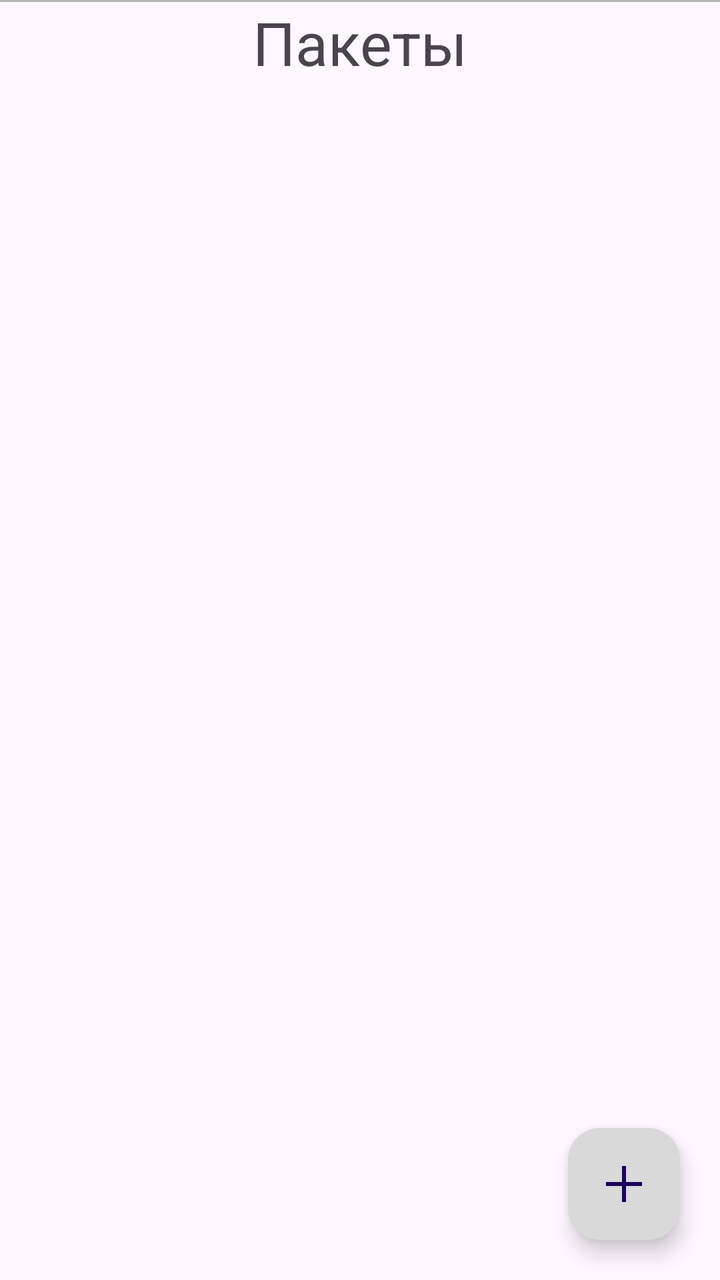
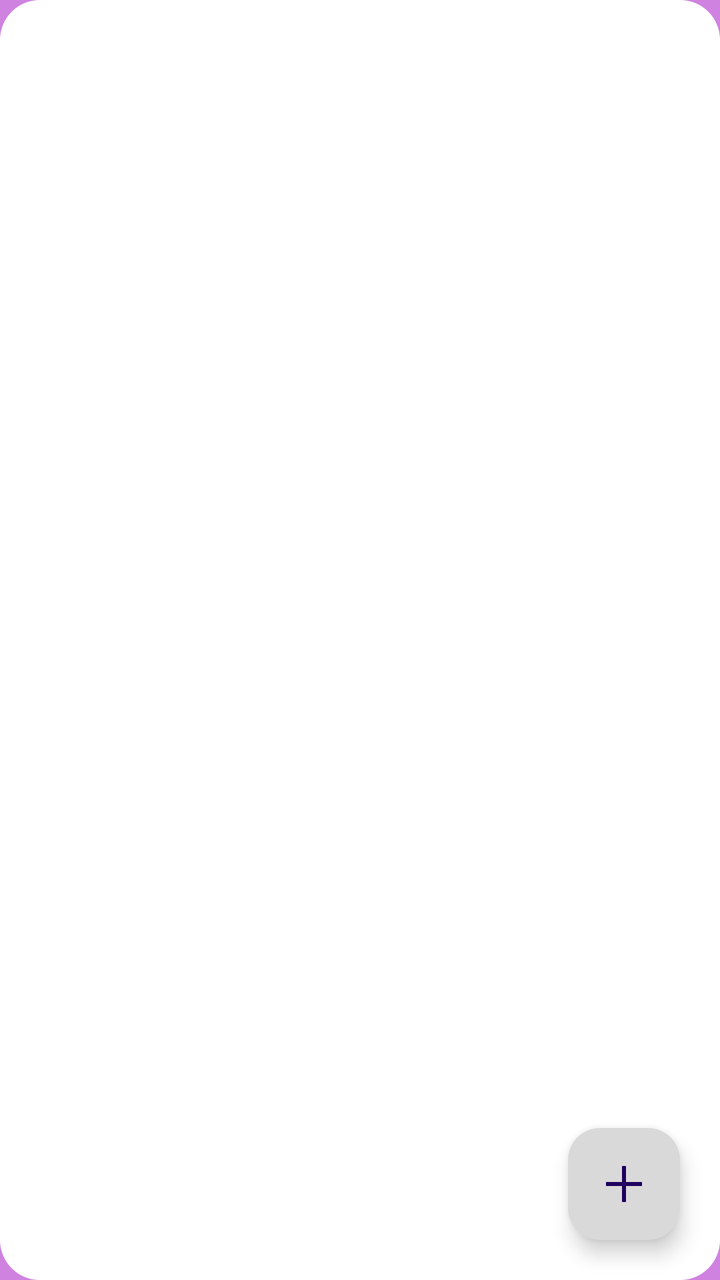

Two renders of the same Android screen: before a commit and after it. Below are the layout's source before the change and the commit's diff.
<!-- AndroidManifest.xml: application theme Theme.FGLearning -->
<!-- res/layout/fragment_view_packages.xml -->
<?xml version="1.0" encoding="utf-8"?>
<androidx.coordinatorlayout.widget.CoordinatorLayout xmlns:android="http://schemas.android.com/apk/res/android"
    xmlns:tools="http://schemas.android.com/tools"
    android:layout_width="match_parent"
    android:layout_height="match_parent"
    xmlns:app="http://schemas.android.com/apk/res-auto"
    tools:context=".fragments.viewList.ViewPackagesFragment">

    <LinearLayout
        android:layout_width="match_parent"
        android:layout_height="match_parent"
        android:orientation="vertical">

        <LinearLayout
            android:layout_width="match_parent"
            android:layout_height="1dp"
            android:background="@color/gray"/>

        <TextView
            android:layout_width="wrap_content"
            android:layout_height="wrap_content"
            android:textSize="30dp"
            android:layout_gravity="center"
            android:text="Пакеты"/>




        <androidx.recyclerview.widget.RecyclerView
            android:scrollbars="vertical"
            android:id="@+id/recyclerView"
            android:layout_weight="1"
            android:layout_width="match_parent"
            android:layout_height="0dp" />
    </LinearLayout>

    <com.google.android.material.floatingactionbutton.FloatingActionButton
        android:id="@+id/add_package_button"
        android:layout_width="wrap_content"
        android:layout_height="wrap_content"
        android:backgroundTint="@color/light_gray"
        android:layout_gravity="bottom|end"
        android:layout_margin="20dp"
        android:clickable="true"
        android:src="@drawable/add" />

</androidx.coordinatorlayout.widget.CoordinatorLayout>
<!-- resources referenced by this layout -->
<resources>
  <color name="gray">#B6B6B6</color>
  <color name="light_gray">#D9D9D9</color>
  <!-- drawable add (drawable) -->
  <vector xmlns:android="http://schemas.android.com/apk/res/android" android:height="24dp" android:tint="#000000" android:viewportHeight="960" android:viewportWidth="960" android:width="24dp">
        
      <path android:fillColor="@android:color/white" android:pathData="M440,840L440,520L120,520L120,440L440,440L440,120L520,120L520,440L840,440L840,520L520,520L520,840L440,840Z"/>
      
  </vector>
  <style name="Theme.FGLearning" parent="Base.Theme.FGLearning">
      </style>
  <style name="Base.Theme.FGLearning" parent="Theme.Material3.DayNight.NoActionBar">
          <item name="colorPrimary">#fff</item>
      </style>
</resources>

<!-- the commit's change to res/layout/fragment_view_packages.xml (unified diff, before → after) -->
@@ -1,32 +1,36 @@
 <?xml version="1.0" encoding="utf-8"?>
 <androidx.coordinatorlayout.widget.CoordinatorLayout xmlns:android="http://schemas.android.com/apk/res/android"
     xmlns:tools="http://schemas.android.com/tools"
+    xmlns:app="http://schemas.android.com/apk/res-auto"
     android:layout_width="match_parent"
     android:layout_height="match_parent"
-    xmlns:app="http://schemas.android.com/apk/res-auto"
+    android:background="@color/light_purple"
     tools:context=".fragments.viewList.ViewPackagesFragment">
 
     <LinearLayout
         android:layout_width="match_parent"
         android:layout_height="match_parent"
+        android:background="@drawable/shape_rounded"
+        android:backgroundTint="@color/white"
         android:orientation="vertical">
 
-        <LinearLayout
-            android:layout_width="match_parent"
-            android:layout_height="1dp"
-            android:background="@color/gray"/>
 
-        <TextView
-            android:layout_width="wrap_content"
-            android:layout_height="wrap_content"
-            android:textSize="30dp"
-            android:layout_gravity="center"
-            android:text="Пакеты"/>
+
+
+
+
+
+
+
+
+
+
 
 
 
 
         <androidx.recyclerview.widget.RecyclerView
+            android:layout_marginTop="7dp"
             android:scrollbars="vertical"
             android:id="@+id/recyclerView"
             android:layout_weight="1"
<!-- resource entries referenced after the edit -->
@@ -1,17 +1,33 @@
 <!-- resources referenced by this layout -->
 <resources>
-  <color name="gray">#B6B6B6</color>
   <color name="light_gray">#D9D9D9</color>
+  <color name="light_purple">#CF82E0</color>
+  <color name="white">#FFFFFFFF</color>
   <!-- drawable add (drawable) -->
   <vector xmlns:android="http://schemas.android.com/apk/res/android" android:height="24dp" android:tint="#000000" android:viewportHeight="960" android:viewportWidth="960" android:width="24dp">
         
       <path android:fillColor="@android:color/white" android:pathData="M440,840L440,520L120,520L120,440L440,440L440,120L520,120L520,440L840,440L840,520L520,520L520,840L440,840Z"/>
       
   </vector>
+  <!-- drawable shape_rounded (drawable) -->
+  <?xml version="1.0" encoding="utf-8"?>
+  <shape xmlns:android="http://schemas.android.com/apk/res/android"
+      android:shape="rectangle">
+  
+      <solid android:color="@color/light_gray" />
+      
+      <corners android:radius="20dp" />
+      <padding
+          android:left="4dp"
+          android:top="4dp"
+          android:right="4dp"
+          android:bottom="4dp" />
+  </shape>
   <style name="Theme.FGLearning" parent="Base.Theme.FGLearning">
       </style>
   <style name="Base.Theme.FGLearning" parent="Theme.Material3.DayNight.NoActionBar">
-          <item name="colorPrimary">#fff</item>
+          <item name="colorPrimary">@color/purple</item>
       </style>
+  <color name="purple">#9C1CB3</color>
 </resources>
 
